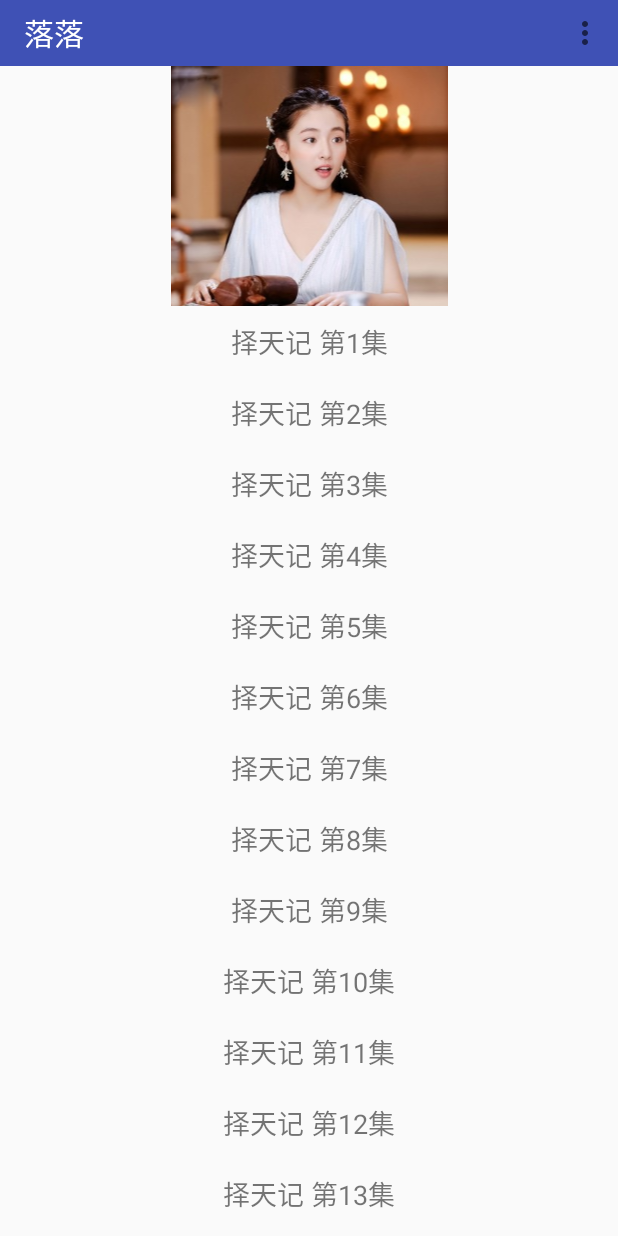
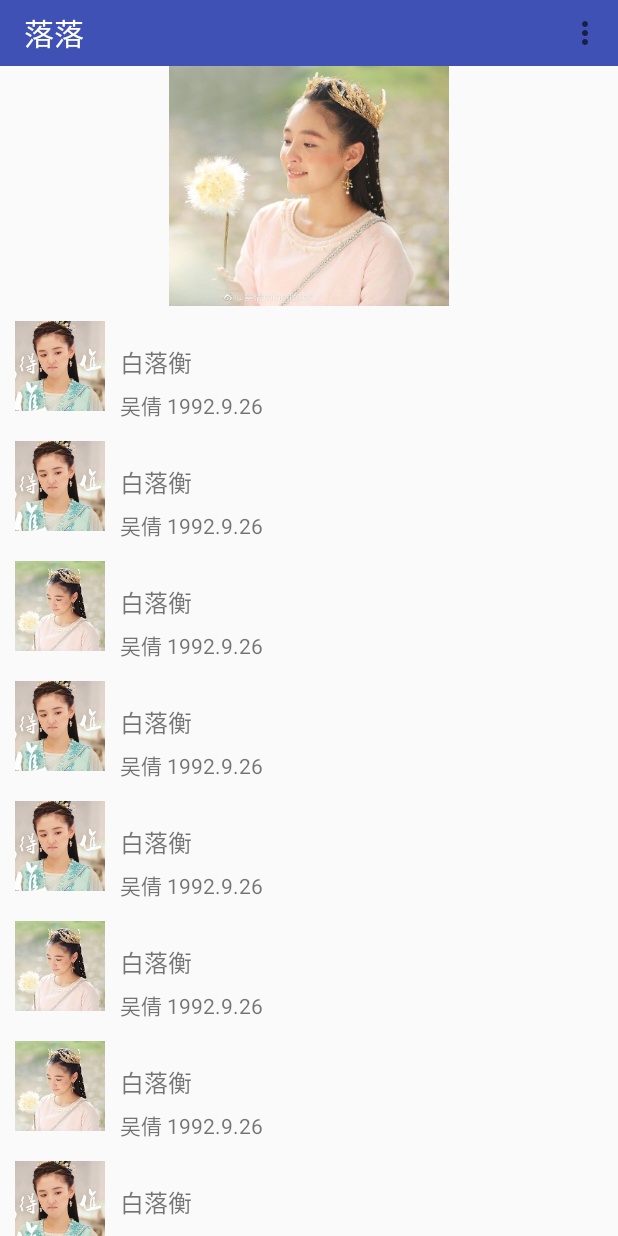
Before and after one commit to donghan0912/BaseRecyclerViewAdapter, an Android app: the screen it shows after launch (MainActivity), on a phone screen of 412 x 824 dp. Run offline under Robolectric (Android 15) with nearby library versions, the phone set to English and light mode, and no system bars.

Commit message:
update sample

```diff
--- a/sample/src/main/java/com/hpu/baserecyclerviewadapter/sample/GlidFragment.java
+++ b/sample/src/main/java/com/hpu/baserecyclerviewadapter/sample/GlidFragment.java
@@ -4,6 +4,7 @@ import android.os.Bundle;
 import android.os.Handler;
 import android.support.annotation.Nullable;
 import android.support.v4.app.Fragment;
+import android.support.v4.widget.SwipeRefreshLayout;
 import android.support.v7.widget.GridLayoutManager;
 import android.support.v7.widget.RecyclerView;
 import android.view.LayoutInflater;
@@ -36,6 +37,9 @@ public class GlidFragment extends Fragment {
     @Override
     public void onViewCreated(View view, @Nullable Bundle savedInstanceState) {
         super.onViewCreated(view, savedInstanceState);
+        SwipeRefreshLayout refreshLayout = (SwipeRefreshLayout) view.findViewById(R.id.swip_refresh);
+        refreshLayout.setEnabled(false);
+
         RecyclerView recyclerView = (RecyclerView) view.findViewById(R.id.recycler_view);
         GridLayoutManager manager = new GridLayoutManager(getActivity(), 2);
 
--- a/sample/src/main/java/com/hpu/baserecyclerviewadapter/sample/SingleFragment.java
+++ b/sample/src/main/java/com/hpu/baserecyclerviewadapter/sample/SingleFragment.java
@@ -4,20 +4,20 @@ import android.os.Bundle;
 import android.os.Handler;
 import android.support.annotation.Nullable;
 import android.support.v4.app.Fragment;
+import android.support.v4.widget.SwipeRefreshLayout;
 import android.support.v7.widget.LinearLayoutManager;
 import android.support.v7.widget.RecyclerView;
 import android.view.LayoutInflater;
 import android.view.View;
 import android.view.ViewGroup;
-import android.widget.ImageView;
 import android.widget.Toast;
 
-import com.bumptech.glide.Glide;
-import com.hpu.baserecyclerviewadapter.EndlessRecyclerOnScrollListener;
+import com.hpu.baserecyclerviewadapter.BaseItem;
 import com.hpu.baserecyclerviewadapter.BaseRecyclerViewAdapter;
 import com.hpu.baserecyclerviewadapter.BaseViewHolder;
-import com.hpu.baserecyclerviewadapter.BaseItem;
+import com.hpu.baserecyclerviewadapter.EndlessRecyclerOnScrollListener;
 import com.hpu.baserecyclerviewadapter.SimpleItem;
+import com.hpu.baserecyclerviewadapter.sample.item.SingleItem;
 
 import java.util.ArrayList;
 import java.util.List;
@@ -26,72 +26,64 @@ import java.util.List;
  * Created by lenovo on 2017/5/17
  */
 
-public class SingleFragment extends Fragment {
+public class SingleFragment extends Fragment implements SwipeRefreshLayout.OnRefreshListener {
+    private SwipeRefreshLayout mRefreshLayout;
+    private BaseRecyclerViewAdapter adapter;
     private boolean loadMore = true;
-    private List<BaseItem> list = new ArrayList<BaseItem>();
+    private List<BaseItem> list = new ArrayList<>();
+    private boolean isRefresh = false;
 
     @Nullable
     @Override
     public View onCreateView(LayoutInflater inflater, @Nullable ViewGroup container, @Nullable Bundle savedInstanceState) {
-        return inflater.inflate(R.layout.fragment, null);
+        return inflater.inflate(R.layout.fragment, container, false);
     }
 
     @Override
     public void onViewCreated(View view, @Nullable Bundle savedInstanceState) {
         super.onViewCreated(view, savedInstanceState);
+
+        mRefreshLayout = (SwipeRefreshLayout) view.findViewById(R.id.swip_refresh);
+        mRefreshLayout.setColorSchemeResources(R.color.blue_bright, R.color.green_light, R.color.red_light);
+        mRefreshLayout.setOnRefreshListener(this);
+        mRefreshLayout.setEnabled(false);
+
         final RecyclerView recyclerView = (RecyclerView) view.findViewById(R.id.recycler_view);
         recyclerView.setLayoutManager(new LinearLayoutManager(getActivity()));
-//        recyclerView.addItemDecoration(new DividerItemDecoration(getActivity(), DividerItemDecoration.VERTICAL));
 
-        final List<BaseItem> testData = new ArrayList();
+        // 测试数据
+        final List<BaseItem> testData = new ArrayList<>();
         for (int i = 1; i < 20; i++) {
-            testData.add(new BaseItem<String>("择天记 第" + i + "集") {
+            testData.add(new SingleItem(getAvatar()));
+        }
+        adapter = new BaseRecyclerViewAdapter();
+        recyclerView.setAdapter(adapter);
 
-                @Override
-                public int getLayoutResource() {
-                    return R.layout.sample_fir_item;
-                }
-
-                @Override
-                public void onBindViewHolder(BaseViewHolder holder, final int position) {
-                    holder.setText(R.id.title, mData);
-                }
-            });
-        }
-        final BaseRecyclerViewAdapter adapter = new BaseRecyclerViewAdapter();
-        recyclerView.setAdapter(adapter);
-        adapter.addHeader(new BaseItem() {
-            @Override
-            public int getLayoutResource() {
-                return R.layout.layout_head;
-            }
+        // 添加头布局
+        adapter.addHeader(new BaseItem(R.layout.layout_head) {
 
             @Override
             public void onBindViewHolder(final BaseViewHolder holder, final int position) {
-                ImageView img = holder.findViewById(R.id.head);
-                Glide.with(img.getContext()).load(R.drawable.meinv).into(img);
-                holder.itemView.setOnClickListener(new View.OnClickListener() {
-                    @Override
-                    public void onClick(View v) {
-                        Toast.makeText(getContext(), position + "我是头，哈哈哈", Toast.LENGTH_SHORT).show();
-                    }
-                });
-                holder.setOnClickListener(R.id.head, new View.OnClickListener() {
-                    @Override
-                    public void onClick(View v) {
-                        Toast.makeText(getContext(), position + "我是头的子View", Toast.LENGTH_SHORT).show();
-                    }
-                });
+                // 绑定数据
             }
         });
+        // 添加正在加载布局
         adapter.setStatusItem(new SimpleItem(R.layout.layout_loading));
+
+        // 模拟网络环境，3秒后加载数据
         new Handler().postDelayed(new Runnable() {
             @Override
             public void run() {
+                // 数据加载成功之后，方可下拉刷新
+                mRefreshLayout.setEnabled(true);
+                // adapter加载数据
                 adapter.setData(testData);
+                // 如果有更多数据，设置加载更多布局
                 adapter.setExtraItem(new SimpleItem(R.layout.layout_loadmore));
             }
-        }, 4000);
+        }, 3000);
+
+        // 添加点击事件
         adapter.setOnItemClickListener(new BaseRecyclerViewAdapter.OnItemClickListener() {
             @Override
             public void onItemClick(View view, int position) {
@@ -99,6 +91,7 @@ public class SingleFragment extends Fragment {
             }
         });
 
+        // 上拉加载更多监听
         recyclerView.addOnScrollListener(new EndlessRecyclerOnScrollListener() {
             @Override
             public void onLoadMore() {
@@ -108,9 +101,11 @@ public class SingleFragment extends Fragment {
                 new Handler().postDelayed(new Runnable() {
                     @Override
                     public void run() {
+                        // 设置加载更多失败
                         adapter.setExtraItem(new SimpleItem(R.layout.layout_loadmore_error) {
                             @Override
                             public void onBindViewHolder(BaseViewHolder holder, int position) {
+                                // 点击重试加载更多事件
                                 holder.itemView.setOnClickListener(new View.OnClickListener() {
                                     @Override
                                     public void onClick(View v) {
@@ -118,32 +113,47 @@ public class SingleFragment extends Fragment {
                                         new Handler().postDelayed(new Runnable() {
                                             @Override
                                             public void run() {
-                                                List<BaseItem> list2 = new ArrayList<BaseItem>();
+                                                List<BaseItem> list2 = new ArrayList<>();
                                                 for (int i = 20; i < 40; i++) {
-                                                    list2.add(new BaseItem<String>("择天记 第" + i + "集", R.layout.sample_fir_item) {
-
-                                                        @Override
-                                                        public void onBindViewHolder(BaseViewHolder holder, final int position) {
-                                                            holder.setText(R.id.title, mData);
-                                                        }
-                                                    });
+                                                    list2.add(new SingleItem(getAvatar()));
                                                 }
                                                 list.addAll(list2);
                                                 adapter.setExtraItem(new SimpleItem(R.layout.layout_loadmore_complete));
                                                 loadMore = false;
                                                 adapter.addData(list);
                                             }
-                                        }, 4000);
+                                        }, 3000);
                                     }
                                 });
                             }
                         });
                     }
-                }, 4000);
+                }, 3000);
             }
         });
 
     }
 
+    private int getAvatar() {
+        int[] avatars = new int[]{R.drawable.ic_launcher, R.drawable.avatar};
+        return avatars[(int) (Math.random() * 2)];
+    }
 
+    @Override
+    public void onRefresh() {
+        if (!isRefresh) {
+            isRefresh = true;
+            new Handler().postDelayed(new Runnable() {
+                public void run() {
+                    mRefreshLayout.setRefreshing(false);
+                    isRefresh = false;
+                    List<BaseItem> list = new ArrayList<>();
+                    for (int i = 0; i < 10; i++) {
+                        list.add(new SingleItem(R.drawable.actor));
+                    }
+                    adapter.insertData(list, 0);
+                }
+            }, 3000);
+        }
+    }
 }
--- /dev/null
+++ b/sample/src/main/java/com/hpu/baserecyclerviewadapter/sample/item/SingleItem.java
@@ -0,0 +1,31 @@
+package com.hpu.baserecyclerviewadapter.sample.item;
+
+import android.support.annotation.DrawableRes;
+import android.widget.ImageView;
+
+import com.bumptech.glide.Glide;
+import com.hpu.baserecyclerviewadapter.BaseItem;
+import com.hpu.baserecyclerviewadapter.BaseViewHolder;
+import com.hpu.baserecyclerviewadapter.sample.R;
+
+/**
+ * Created by Administrator on 2017/6/9.
+ */
+
+public class SingleItem extends BaseItem<Integer> {
+
+    public SingleItem(@DrawableRes int id) {
+        this.mData = id;
+    }
+
+    @Override
+    public int getLayoutResource() {
+        return R.layout.item_single;
+    }
+
+    @Override
+    public void onBindViewHolder(BaseViewHolder holder, int position) {
+        ImageView avatar = holder.findViewById(R.id.avatar);
+        Glide.with(avatar.getContext()).load(mData).into(avatar);
+    }
+}
--- a/sample/src/main/res/layout/fragment.xml
+++ b/sample/src/main/res/layout/fragment.xml
@@ -4,8 +4,16 @@
               android:layout_height="wrap_content"
               android:orientation="horizontal">
 
-    <android.support.v7.widget.RecyclerView
-        android:id="@+id/recycler_view"
+    <android.support.v4.widget.SwipeRefreshLayout
+        android:id="@+id/swip_refresh"
         android:layout_width="match_parent"
-        android:layout_height="match_parent"/>
+        android:layout_height="match_parent">
+
+        <android.support.v7.widget.RecyclerView
+            android:id="@+id/recycler_view"
+            android:layout_width="match_parent"
+            android:layout_height="match_parent"/>
+
+    </android.support.v4.widget.SwipeRefreshLayout>
+
 </LinearLayout>
--- /dev/null
+++ b/sample/src/main/res/layout/item_single.xml
@@ -0,0 +1,36 @@
+<?xml version="1.0" encoding="utf-8"?>
+<RelativeLayout xmlns:android="http://schemas.android.com/apk/res/android"
+                android:layout_width="match_parent"
+                android:layout_height="wrap_content">
+
+    <ImageView
+        android:padding="10dp"
+        android:id="@+id/avatar"
+        android:layout_width="80dp"
+        android:layout_height="80dp"
+        android:layout_alignParentLeft="true"
+        android:layout_alignParentStart="true"
+        android:layout_alignParentTop="true"
+        android:scaleType="centerCrop"
+        android:src="@drawable/ic_launcher"/>
+
+    <TextView
+        android:id="@+id/actor"
+        android:layout_width="wrap_content"
+        android:layout_height="wrap_content"
+        android:layout_marginTop="25dp"
+        android:layout_toRightOf="@id/avatar"
+        android:text="白落衡"
+        android:textSize="16sp"/>
+
+    <TextView
+        android:id="@+id/name"
+        android:layout_width="wrap_content"
+        android:layout_height="wrap_content"
+        android:layout_below="@id/actor"
+        android:layout_marginTop="6dp"
+        android:layout_toRightOf="@id/avatar"
+        android:text="吴倩 1992.9.26"
+        android:textSize="14sp"/>
+
+</RelativeLayout>
--- a/sample/src/main/res/layout/item_staggered.xml
+++ b/sample/src/main/res/layout/item_staggered.xml
@@ -27,7 +27,7 @@
             android:lineSpacingExtra="4dp"
             android:textSize="14sp"
             android:textColor="@color/primary"
-            android:text="白落衡\n吴倩 饰"
+            android:text="白落衡\n吴倩 饰 1992.9.26"
             android:layout_marginBottom="8dp"
             android:layout_width="match_parent"
             android:layout_height="wrap_content"/>
--- a/sample/src/main/res/layout/layout_staggered_head.xml
+++ b/sample/src/main/res/layout/layout_staggered_head.xml
@@ -27,6 +27,7 @@
         android:layout_height="match_parent">
 
         <TextView
+            android:textColor="@color/black"
             android:gravity="center_vertical"
             android:lineSpacingExtra="8dp"
             android:textSize="18sp"
--- a/sample/src/main/res/values/colors.xml
+++ b/sample/src/main/res/values/colors.xml
@@ -7,5 +7,13 @@
     <color name="primaryLight">#989898</color>
     <color name="primaryDark">#3e3e3e</color>
     <color name="white">#FFFFFF</color>
+    <color name="black">#000000</color>
     <color name="transparent">#00000000</color>
+
+
+    <!-- 刷新组件 -->
+    <color name="blue_bright">#FF00DDFF</color>
+    <color name="green_light">#FF99CC00</color>
+    <color name="orange_light">#FFFFBB33</color>
+    <color name="red_light">#FFFF4444</color>
 </resources>
--- a/sample/src/main/res/values/strings.xml
+++ b/sample/src/main/res/values/strings.xml
@@ -1,3 +1,5 @@
 <resources>
     <string name="app_name">落落</string>
+
+    <string name="empty_content">空空如也</string>
 </resources>
```
Also changed, not shown: library/src/main/java/com/hpu/baserecyclerviewadapter/BaseRecyclerViewAdapter.java (+34 -0 lines), sample/src/main/java/com/hpu/baserecyclerviewadapter/sample/MultiTypeFragment.java (+7 -4 lines), sample/src/main/java/com/hpu/baserecyclerviewadapter/sample/StaggeredFragment.java (+10 -23 lines), sample/src/main/res/drawable-xhdpi/actor.png (added).
